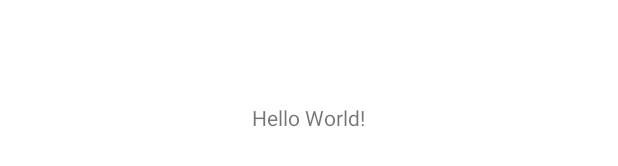
After one commit to gandalgom/android-lifecycles, an Android app: the layout activity_live_data_timer.xml on its own in the app's theme, with its tools: preview values and no code run, on a phone screen of 412 x 824 dp. The commit adds this screen. Shown: the part 500-666 px from the top of the screen. Run offline under Robolectric (Android 15) with nearby library versions, the phone set to English and light mode, and no system bars.

Commit message:
Step 3 - Wrap Data Using LiveData (Question)

```diff
--- a/app/src/main/AndroidManifest.xml
+++ b/app/src/main/AndroidManifest.xml
@@ -13,6 +13,9 @@
         tools:targetApi="31">
         <activity
             android:name=".ChronometerActivity"
+            android:exported="true" />
+        <activity
+            android:name=".LiveDataTimerActivity"
             android:exported="true">
             <intent-filter>
                 <action android:name="android.intent.action.MAIN" />
--- /dev/null
+++ b/app/src/main/res/layout/activity_live_data_timer.xml
@@ -0,0 +1,23 @@
+<?xml version="1.0" encoding="utf-8"?>
+<RelativeLayout xmlns:android="http://schemas.android.com/apk/res/android"
+    xmlns:tools="http://schemas.android.com/tools"
+    android:layout_width="match_parent"
+    android:layout_height="match_parent"
+    android:padding="@dimen/activity_margin"
+    tools:context=".ChronometerActivity">
+
+    <TextView
+        android:id="@+id/hello_textview"
+        android:layout_width="wrap_content"
+        android:layout_height="wrap_content"
+        android:layout_centerInParent="true"
+        android:text="Hello World!" />
+
+    <TextView
+        android:id="@+id/timer_textview"
+        android:layout_width="wrap_content"
+        android:layout_height="wrap_content"
+        android:layout_below="@+id/hello_textview"
+        android:layout_centerHorizontal="true" />
+
+</RelativeLayout>
--- a/app/src/main/res/values/strings.xml
+++ b/app/src/main/res/values/strings.xml
@@ -1,3 +1,4 @@
 <resources>
     <string name="app_name">Lifecycles</string>
+    <string name="seconds">%d seconds elapsed</string>
 </resources>
```
Also changed, not shown: app/src/main/java/com/gandalgom/sample/lifecycles/LiveDataTimerActivity.kt (added, +35 -0 lines), app/src/main/java/com/gandalgom/sample/lifecycles/LiveDataTimerViewModel.kt (added, +36 -0 lines).
